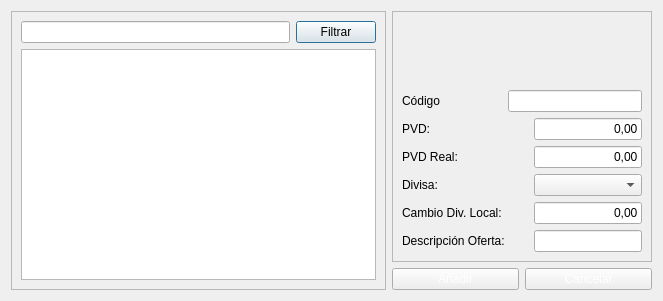
Before: the Qt Designer form Almacen/frmasociarproveedor.ui in arcnexus/RedFoX, drawn with Qt 5.
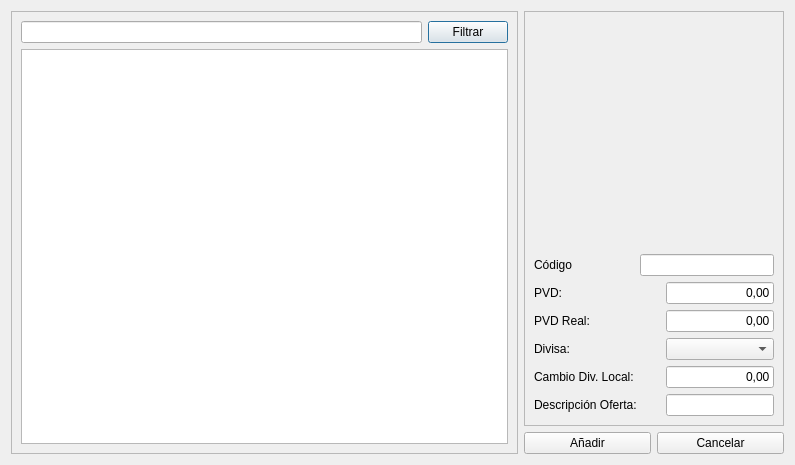
After: the same form once the commit is applied. Icons and pictures are not drawn.

Commit message: asociar proveedores a artículo

Patch:
```diff
--- a/Almacen/frmasociarproveedor.ui
+++ b/Almacen/frmasociarproveedor.ui
@@ -6,8 +6,8 @@
    <rect>
     <x>0</x>
     <y>0</y>
-    <width>663</width>
-    <height>301</height>
+    <width>795</width>
+    <height>465</height>
    </rect>
   </property>
   <property name="windowTitle">
@@ -48,7 +48,11 @@
        </widget>
       </item>
       <item row="1" column="0" colspan="2">
-       <widget class="QTableView" name="tablaproveedores"/>
+       <widget class="QTableView" name="tablaproveedores">
+        <attribute name="horizontalHeaderStretchLastSection">
+         <bool>true</bool>
+        </attribute>
+       </widget>
       </item>
      </layout>
      <zorder>tablaproveedores</zorder>
@@ -167,9 +171,6 @@
    </item>
    <item row="1" column="1">
     <widget class="QPushButton" name="btnAnadir">
-     <property name="styleSheet">
-      <string notr="true">color: rgb(255, 255, 255);</string>
-     </property>
      <property name="text">
       <string>Añadir</string>
      </property>
@@ -187,9 +188,6 @@
    </item>
    <item row="1" column="2">
     <widget class="QPushButton" name="BtnCancelar">
-     <property name="styleSheet">
-      <string notr="true">color: rgb(255, 255, 255);</string>
-     </property>
      <property name="text">
       <string>Cancelar</string>
      </property>
```
The commit also changes 2 other files.
